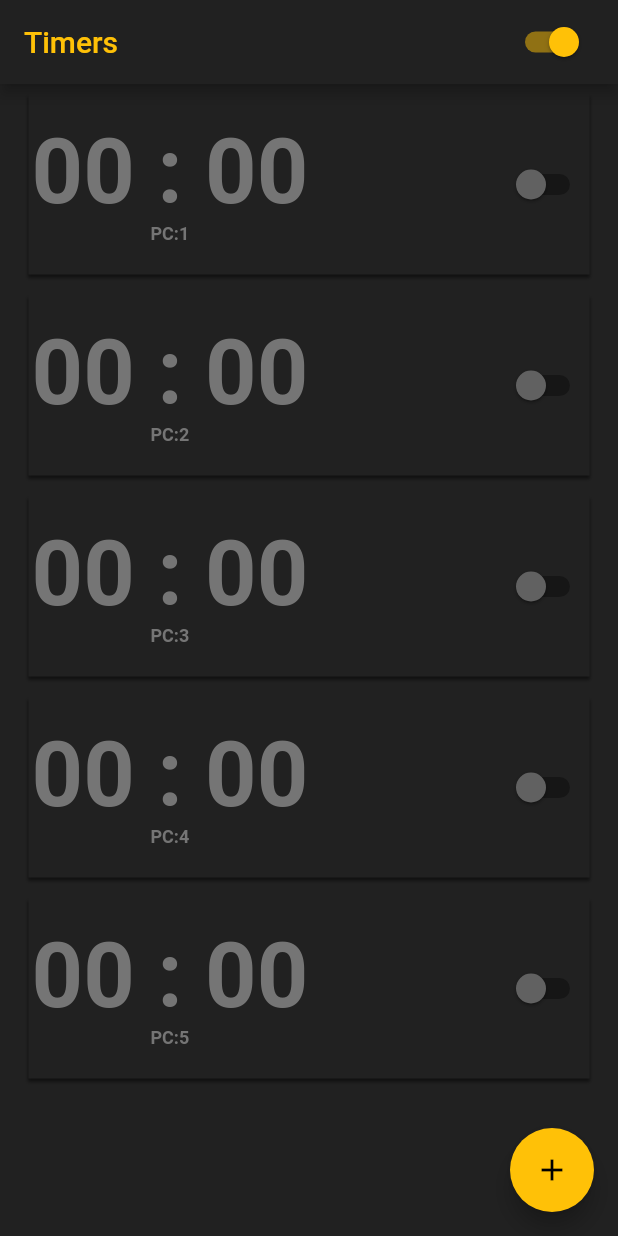
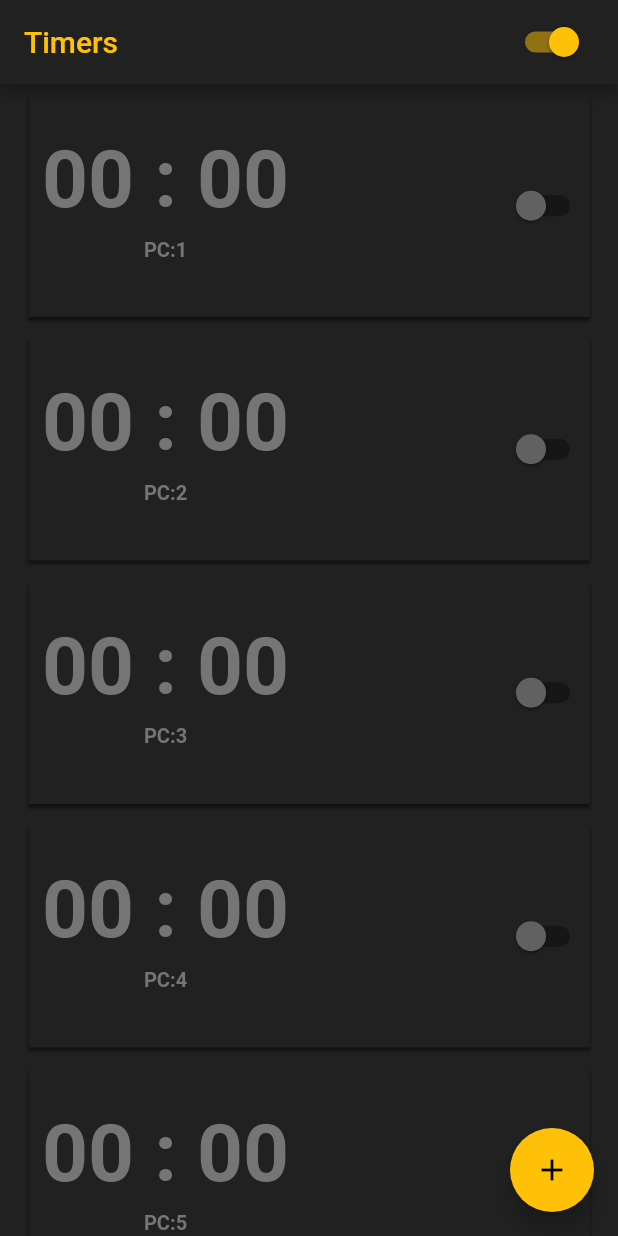
Before and after one commit to pife00/flutte-timer-app, a Flutter app: the screen it shows after launch, on a phone screen of 412 x 824 dp. Run offline on Flutter 3.47's test engine with Material 2 defaults, Android fonts, the phone set to English and light mode, and no system bars; our stand-ins replace audioplayers, flutter_local_notifications, numberpicker, responsive_sizer, shared_preferences; missing offline and left inert: flutter_background_service, flutter_background_service_android, flutter_vibrate.

Commit message:
encontrado nuevo bigs

```diff
--- a/lib/main.dart
+++ b/lib/main.dart
@@ -16,6 +16,7 @@ import 'package:shared_preferences/shared_preferences.dart';
 import 'package:audioplayers/audioplayers.dart';
 import 'package:flutter_vibrate/flutter_vibrate.dart';
 import 'dart:math';
+import 'package:responsive_sizer/responsive_sizer.dart';
 
 void main() async {
   WidgetsFlutterBinding.ensureInitialized();
@@ -37,7 +38,8 @@ final Iterable<Duration> pauses = [
   const Duration(milliseconds: 1000),
   const Duration(milliseconds: 500),
 ];
-final bool _canVibrate = true;
+bool _canVibrate = true;
+bool isTimersActive = false;
 final player = AudioPlayer();
 
 final sounds = [
@@ -144,7 +146,7 @@ Future<void> onStart(ServiceInstance service) async {
     await stopAudio();
   });
 
-  service.on('getTimer').listen((event) {
+  service.on('getTimer').listen((event) async {
     String? name = event?['name'];
     int? counter = event?['counter'];
     bool? status = event?['status'];
@@ -168,7 +170,7 @@ Future<void> onStart(ServiceInstance service) async {
   });
 
   // bring to foreground
-  Timer.periodic(const Duration(milliseconds: 500), (timer) async {
+  Timer.periodic(const Duration(milliseconds: 1000), (timer) async {
     String message = "";
 
     for (var element in unique) {
@@ -205,23 +207,41 @@ Future<void> onStart(ServiceInstance service) async {
     if (unique.isEmpty) {
       String enconde = jsonEncode(unique);
       service.invoke('update', {"data": enconde});
-      //log('${unique.length}');
     } else {
       String enconde = jsonEncode(unique);
       service.invoke('update', {"data": enconde});
     }
+
+    shouldOffService(unique);
+    service.invoke('isTimersUpdate', {"data": isTimersActive});
   });
+}
+
+shouldOffService(List<CountData> unique) {
+  if (unique.isEmpty) {}
+
+  if (unique.isNotEmpty) {
+    for (var element in unique) {
+      if (element.count > 0) {
+        isTimersActive = true;
+      } else {
+        isTimersActive = false;
+      }
+    }
+  }
 }
 
 /// This is the main application widget.
 class MyApp extends StatelessWidget {
   @override
   Widget build(BuildContext context) {
-    return MaterialApp(
-      title: 'Timeless',
-      theme: ThemeData(primarySwatch: Colors.amber),
-      home: HomePage(),
-    );
+    return ResponsiveSizer(builder: (context, orientation, screenTyoe) {
+      return MaterialApp(
+        title: 'Timeless',
+        theme: ThemeData(primarySwatch: Colors.amber),
+        home: HomePage(),
+      );
+    });
   }
 }
 
@@ -236,46 +256,32 @@ class _HomePageState extends State<HomePage> with WidgetsBindingObserver {
   Function(String)? getTimersData;
   int counter = 0;
   bool isServiceActive = true;
-  List<TimerLess> myTimers = [
-    TimerLess(
-      tick: service,
-      timerName: 1,
-    ),
-    TimerLess(
-      tick: service,
-      timerName: 2,
-    ),
-    TimerLess(
-      tick: service,
-      timerName: 3,
-    ),
-    TimerLess(
-      tick: service,
-      timerName: 4,
-    ),
-    TimerLess(
-      tick: service,
-      timerName: 5,
-    ),
-  ];
-  Color colorBg = Color.fromRGBO(33, 33, 33, 1);
+  List<int> myTimers = [1, 2, 3, 4, 5];
+  Color colorBg = const Color.fromRGBO(33, 33, 33, 1);
+
   @override
   void didChangeAppLifecycleState(AppLifecycleState state) async {
-    // TODO: implement didChangeAppLifecycleState
     super.didChangeAppLifecycleState(state);
-    final pref = await SharedPreferences.getInstance();
+
     final isbackground = state == AppLifecycleState.paused;
     final isClose = state == AppLifecycleState.detached;
 
     if (isbackground) {}
 
-    if (isClose) {}
+    if (isClose) {
+      if (isTimersActive == false) {
+        service.invoke('stopService');
+      }
+    }
   }
 
   @override
   void initState() {
     super.initState();
     WidgetsBinding.instance.addObserver(this);
+    service.on('isTimersUpdate').listen((event) {
+      isTimersActive = event!["data"];
+    });
   }
 
   void startTimer() {
@@ -347,12 +353,12 @@ class _HomePageState extends State<HomePage> with WidgetsBindingObserver {
             });
           }),
           children: <Widget>[
-            for (int index = 0; index < myTimers.length; index += 1)
+            for (int index in myTimers)
               Container(
                 color: colorBg,
-                key: Key('$index'),
+                key: ValueKey('$index'),
                 child: ListTile(
-                  title: myTimers[index],
+                  title: TimerLess(tick: service, timerName: index),
                   onTap: (() {}),
                 ),
               )
@@ -363,8 +369,7 @@ class _HomePageState extends State<HomePage> with WidgetsBindingObserver {
         onPressed: null,
         child: InkWell(
           onTap: () async {
-            myTimers
-                .add(TimerLess(tick: service, timerName: myTimers.length + 1));
+            myTimers.add(myTimers.length + 1);
             setState(() {});
           },
           child: const Icon(Icons.add),
--- a/lib/widgets/timer/timer.dart
+++ b/lib/widgets/timer/timer.dart
@@ -12,6 +12,7 @@ import 'package:flutter_background_service/flutter_background_service.dart';
 import 'package:numberpicker/numberpicker.dart';
 
 import 'package:shared_preferences/shared_preferences.dart';
+import 'package:responsive_sizer/responsive_sizer.dart';
 
 class TimerLess extends StatefulWidget {
   TimerLess({
@@ -45,7 +46,6 @@ class _TimerState extends State<TimerLess> with TickerProviderStateMixin {
   CountData getJsonTimer(Map<String, dynamic> data) {
     var myTimer = CountData('', 0, false, false);
     if (data['data'].isEmpty) {
-      log('${data['data']}');
       return myTimer;
     } else {
       List<dynamic> json = jsonDecode(data['data']);
@@ -57,7 +57,7 @@ class _TimerState extends State<TimerLess> with TickerProviderStateMixin {
                 myTimer.status = CountData.fromJson(element).status,
               }
           });
-      //log('${myTimer.name}');
+
       return myTimer;
     }
   }
@@ -116,9 +116,8 @@ class _TimerState extends State<TimerLess> with TickerProviderStateMixin {
       });
 
     name = 'PC:${widget.timerName}';
-    log('$name: ${widget.key}');
+
     widget.tick.on('update').listen((event) async {
-      log(name);
       CountData myTimer = getJsonTimer(event!);
       int counterEvent = myTimer.count;
       String nameEvent = myTimer.name;
@@ -165,10 +164,10 @@ class _TimerState extends State<TimerLess> with TickerProviderStateMixin {
         Padding(
           padding: const EdgeInsets.all(3),
           child: Container(
-            height: 120,
+            height: 18.h,
             decoration: BoxDecoration(
                 color: timerActive
-                    ? Color.fromARGB(255, 37, 37, 35)
+                    ? const Color.fromARGB(255, 37, 37, 35)
                     : Colors.grey[900],
                 boxShadow: [
                   BoxShadow(
@@ -177,13 +176,13 @@ class _TimerState extends State<TimerLess> with TickerProviderStateMixin {
                           : Colors.black.withOpacity(0.5),
                       spreadRadius: 0.5,
                       blurRadius: 1,
-                      offset: Offset(0, 2)),
+                      offset: const Offset(0, 2)),
                 ]),
             child: Row(
               mainAxisAlignment: MainAxisAlignment.spaceBetween,
               children: <Widget>[
                 Padding(
-                  padding: const EdgeInsets.all(2),
+                  padding: const EdgeInsets.all(1),
                   child: InkWell(
                     onTap: () {
                       showModal(context);
@@ -308,7 +307,7 @@ class _TimerState extends State<TimerLess> with TickerProviderStateMixin {
         style: TextStyle(
             color: timerActive == true ? Colors.amber : Colors.grey[600],
             fontWeight: FontWeight.w700,
-            fontSize: 12));
+            fontSize: Adaptive.sp(15)));
   }
 
   Widget pcName(String name) {
@@ -316,15 +315,18 @@ class _TimerState extends State<TimerLess> with TickerProviderStateMixin {
         style: TextStyle(
             color: timerActive == true ? Colors.amber : Colors.grey[600],
             fontWeight: FontWeight.w700,
-            fontSize: 12));
+            fontSize: Adaptive.sp(15)));
   }
 
   Widget showTimer() {
-    return Text(timerPretty(counter),
-        style: TextStyle(
-            color: timerActive == true ? Colors.amber : Colors.grey[600],
-            fontWeight: FontWeight.w700,
-            fontSize: 60));
+    return Padding(
+      padding: const EdgeInsets.all(8.0),
+      child: Text(timerPretty(counter),
+          style: TextStyle(
+              color: timerActive == true ? Colors.amber : Colors.grey[600],
+              fontWeight: FontWeight.w700,
+              fontSize: Adaptive.sp(30))),
+    );
   }
 
   Widget stopButton() {
--- a/pubspec.yaml
+++ b/pubspec.yaml
@@ -38,6 +38,7 @@ dependencies:
   audioplayers: ^1.1.1
   shared_preferences: ^2.0.15
   intl: ^0.17.0
+  responsive_sizer: ^3.1.1
   # The following adds the Cupertino Icons font to your application.
   # Use with the CupertinoIcons class for iOS style icons.
   cupertino_icons: ^1.0.2
```
Also changed, not shown: pubspec.lock.
